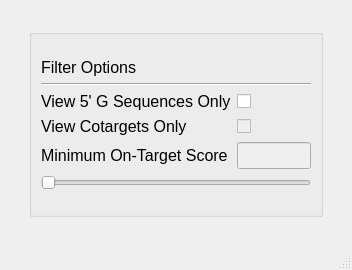
First picture: the form in filter_options.ui, repository TrinhLab/CASPERapp, before the edit.
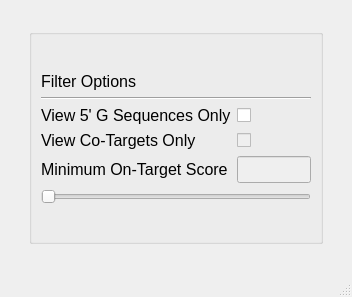
Second picture: the form after the edit.

The edit to the form file:
```diff
--- a/filter_options.ui
+++ b/filter_options.ui
@@ -7,7 +7,7 @@
     <x>0</x>
     <y>0</y>
     <width>352</width>
-    <height>270</height>
+    <height>297</height>
    </rect>
   </property>
   <property name="font">
@@ -105,7 +105,7 @@
             <string>&lt;html&gt;&lt;head/&gt;&lt;body&gt;&lt;p&gt;&lt;span style=&quot; font-size:12pt;&quot;&gt;Cotargeting must already have been run to use this option. Filters out guides that don't have multi-endonuclease targeting capabilities.&lt;/span&gt;&lt;/p&gt;&lt;/body&gt;&lt;/html&gt;</string>
            </property>
            <property name="text">
-            <string>View Cotargets Only</string>
+            <string>View Co-Targets Only</string>
            </property>
           </widget>
          </item>
```
